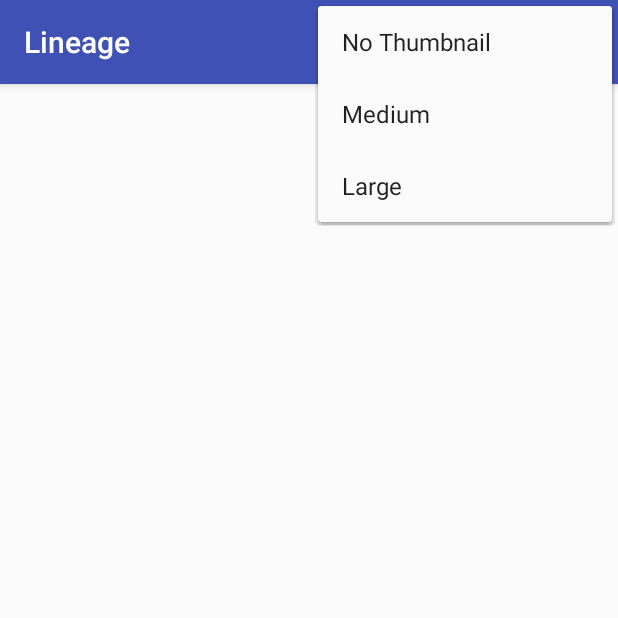
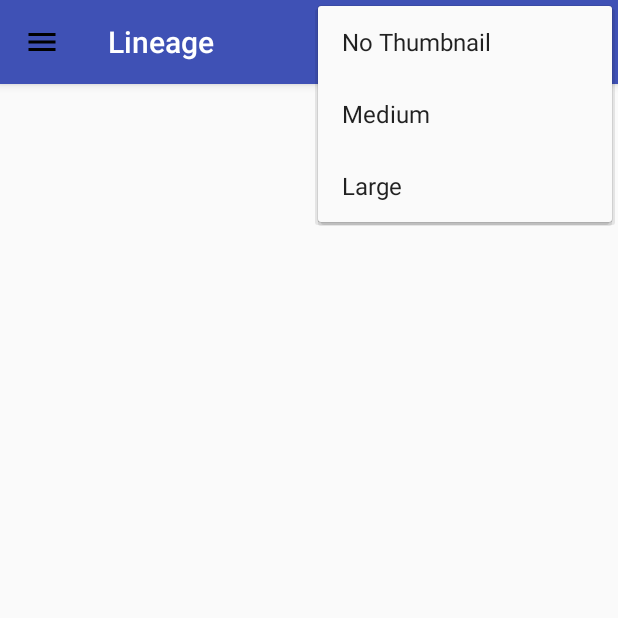
Before and after one commit to louis993546/Lineage-Android, an Android app: the MainActivity screen opened directly, with no data from a screen before it, with the options menu open, on a phone screen of 412 x 824 dp, the top half of it. Run offline under Robolectric (Android 15) with nearby library versions, the phone set to English and light mode, and no system bars; our stand-ins replace Timber; 1 statement that could not run was skipped.

```diff
--- a/app/src/main/java/io/github/louistsaitszho/lineage/activities/MainActivity.kt
+++ b/app/src/main/java/io/github/louistsaitszho/lineage/activities/MainActivity.kt
@@ -5,10 +5,12 @@ import android.content.pm.PackageManager
 import android.os.Bundle
 import android.support.v4.app.ActivityCompat
 import android.support.v4.content.ContextCompat
+import android.support.v7.app.ActionBarDrawerToggle
 import android.support.v7.app.AlertDialog
 import android.support.v7.app.AppCompatActivity
 import android.view.Menu
 import android.view.MenuItem
+import android.view.View
 import android.widget.Toast
 import io.github.louistsaitszho.lineage.R
 import io.github.louistsaitszho.lineage.model.DataCenterImpl
@@ -70,8 +72,14 @@ class MainActivity : AppCompatActivity() {
     override fun onCreate(savedInstanceState: Bundle?) {
         super.onCreate(savedInstanceState)
         setContentView(R.layout.activity_main)
+
+        //toolbar and drawer setup
         setSupportActionBar(toolbar)
-        supportActionBar?.setDisplayShowHomeEnabled(true)
+        val drawerToggle = ActionBarDrawerToggle(this, drawer_layout, toolbar, R.string.content_description_open_drawer, R.string.content_description_close_drawer)
+        drawer_layout.addDrawerListener(drawerToggle)
+        supportActionBar?.setDisplayHomeAsUpEnabled(true)
+        supportActionBar?.setHomeButtonEnabled(true)
+        supportActionBar?.setHomeAsUpIndicator(R.drawable.ic_menu_black_24dp)
 
         makeSureWriteExternalStorageIsAvailable()
 
--- a/app/src/main/res/layout/activity_main.xml
+++ b/app/src/main/res/layout/activity_main.xml
@@ -1,5 +1,6 @@
 <?xml version="1.0" encoding="utf-8"?>
 <android.support.v4.widget.DrawerLayout
+    android:id="@+id/drawer_layout"
     android:layout_width="match_parent"
     android:layout_height="match_parent"
     xmlns:android="http://schemas.android.com/apk/res/android"
--- a/app/src/main/res/values/strings.xml
+++ b/app/src/main/res/values/strings.xml
@@ -8,4 +8,6 @@
     <string name="title_activity_sign_in">SignInActivity</string>
     <string name="hint_school_code">School code</string>
     <string name="button_no_access_code">Don\'t have access code?</string>
+    <string name="content_description_open_drawer">Open drawer</string>
+    <string name="content_description_close_drawer">Close drawer</string>
 </resources>
```
